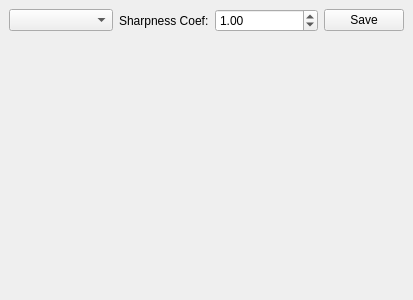
Above: src/defineddirection.ui from buzzcz/ZVI before the change. Below: the same form after it.
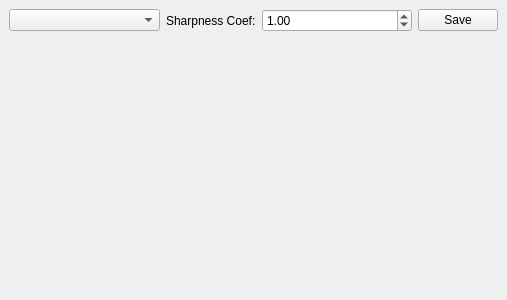
That is the form after the change.

What changed in the file:
```diff
--- a/src/defineddirection.ui
+++ b/src/defineddirection.ui
@@ -6,10 +6,16 @@
    <rect>
     <x>0</x>
     <y>0</y>
-    <width>413</width>
+    <width>507</width>
     <height>300</height>
    </rect>
   </property>
+  <property name="minimumSize">
+   <size>
+    <width>0</width>
+    <height>0</height>
+   </size>
+  </property>
   <property name="windowTitle">
    <string>Edge Detection In Defined Direction</string>
   </property>
@@ -82,6 +88,12 @@
         <verstretch>0</verstretch>
        </sizepolicy>
       </property>
+      <property name="minimumSize">
+       <size>
+        <width>1</width>
+        <height>1</height>
+       </size>
+      </property>
       <property name="text">
        <string/>
       </property>
```
